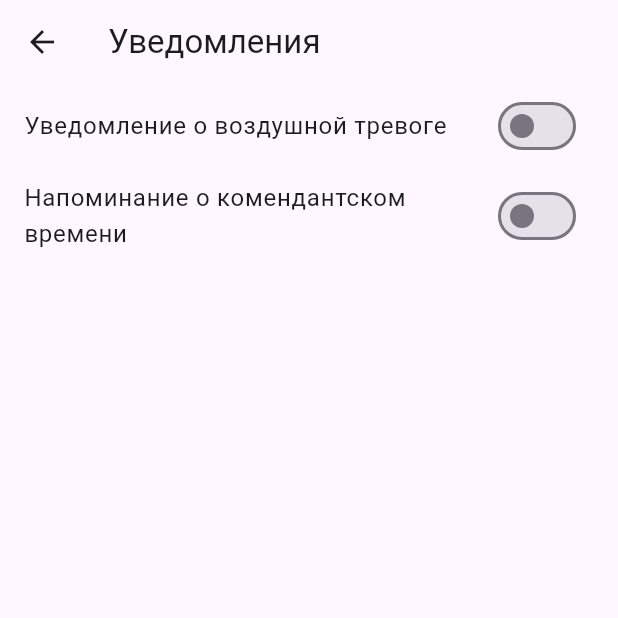
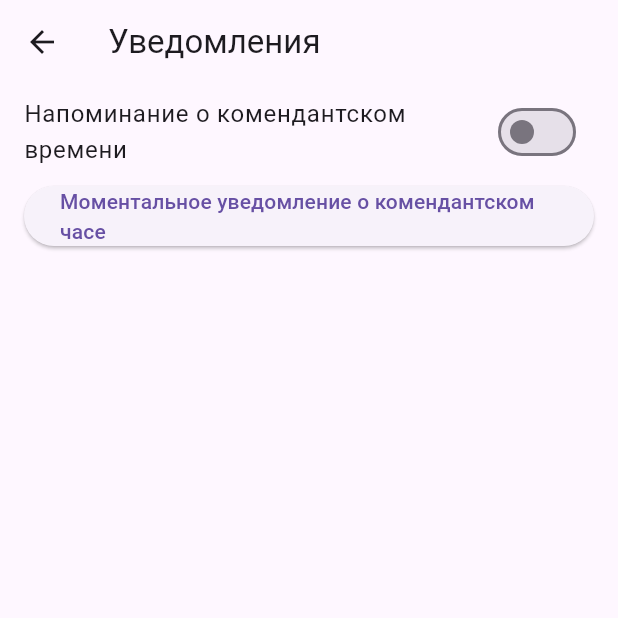
Before and after one commit to vit-karasenko/cities-apps, a Flutter app: the NotificationsScreen screen opened directly, on a phone screen of 412 x 824 dp, the top half of it. Run offline on Flutter 3.47's test engine with Material 3 defaults, Android fonts, the phone set to English and light mode, and no system bars; our stand-ins replace cloud_firestore, firebase_auth, firebase_core, flutter_local_notifications, shared_preferences, sidebarx and 1 more; accounts and stored records are empty.

Commit message:
add push teest2

```diff
--- a/lib/pages/notifications_screen.dart
+++ b/lib/pages/notifications_screen.dart
@@ -1,4 +1,5 @@
 import 'package:flutter/material.dart';
+import 'notification_service.dart';
 
 class NotificationsScreen extends StatefulWidget {
   @override
@@ -6,8 +7,8 @@ class NotificationsScreen extends StatefulWidget {
 }
 
 class _NotificationsScreenState extends State<NotificationsScreen> {
-  bool airRaidAlert = false;
   bool curfewReminder = false;
+  final NotificationService _notificationService = NotificationService();
 
   @override
   Widget build(BuildContext context) {
@@ -18,15 +19,6 @@ class _NotificationsScreenState extends State<NotificationsScreen> {
       body: ListView(
         children: <Widget>[
           SwitchListTile(
-            title: Text('Уведомление о воздушной тревоге'),
-            value: airRaidAlert,
-            onChanged: (bool value) {
-              setState(() {
-                airRaidAlert = value;
-              });
-            },
-          ),
-          SwitchListTile(
             title: Text('Напоминание о комендантском времени'),
             value: curfewReminder,
             onChanged: (bool value) {
@@ -35,6 +27,13 @@ class _NotificationsScreenState extends State<NotificationsScreen> {
               });
             },
           ),
+          Padding(
+            padding: const EdgeInsets.symmetric(horizontal: 16.0),
+            child: ElevatedButton(
+              onPressed: () => _notificationService.showInstantCurfewNotification(),
+              child: Text('Моментальное уведомление о комендантском часе'),
+            ),
+          ),
         ],
       ),
     );
```
Also changed, not shown: lib/pages/notification_service.dart (+18 -0 lines).
